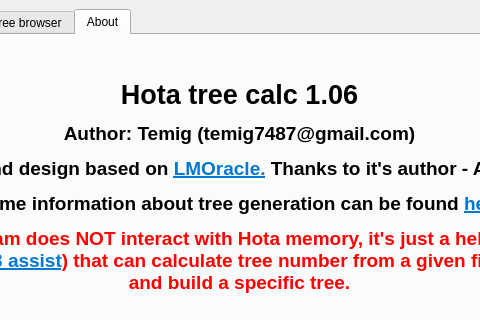
This is tree_calc.ui in temig74/HotaTreeCalc as Qt 5 draws it before an edit; both pictures show x 260 to 740 and y 0 to 320 of the 875 by 700 pixel window. The edited form follows.
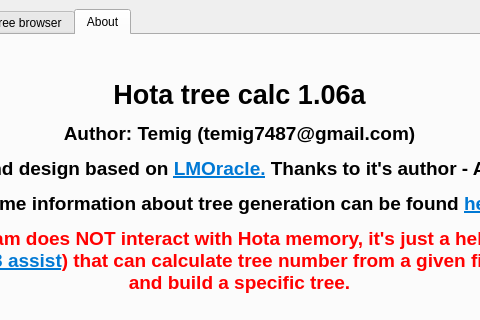
This is the edited form. The open tabs and pages were chosen to show the change.

Diff of the .ui file:
```diff
--- a/tree_calc.ui
+++ b/tree_calc.ui
@@ -1776,7 +1776,7 @@
 li.unchecked::marker { content: &quot;\2610&quot;; }
 li.checked::marker { content: &quot;\2612&quot;; }
 &lt;/style&gt;&lt;/head&gt;&lt;body style=&quot; font-family:'Segoe UI'; font-size:14pt; font-weight:700; font-style:normal;&quot;&gt;
-&lt;p align=&quot;center&quot; style=&quot; margin-top:12px; margin-bottom:12px; margin-left:0px; margin-right:0px; -qt-block-indent:0; text-indent:0px;&quot;&gt;&lt;span style=&quot; font-size:20pt;&quot;&gt;Hota tree calc 1.06&lt;/span&gt;&lt;/p&gt;
+&lt;p align=&quot;center&quot; style=&quot; margin-top:12px; margin-bottom:12px; margin-left:0px; margin-right:0px; -qt-block-indent:0; text-indent:0px;&quot;&gt;&lt;span style=&quot; font-size:20pt;&quot;&gt;Hota tree calc 1.06a&lt;/span&gt;&lt;/p&gt;
 &lt;p align=&quot;center&quot; style=&quot; margin-top:12px; margin-bottom:12px; margin-left:0px; margin-right:0px; -qt-block-indent:0; text-indent:0px;&quot;&gt;Author: Temig (temig7487@gmail.com)&lt;/p&gt;
 &lt;p align=&quot;center&quot; style=&quot; margin-top:12px; margin-bottom:12px; margin-left:0px; margin-right:0px; -qt-block-indent:0; text-indent:0px;&quot;&gt;Idea and design based on &lt;a href=&quot;https://handbookhmm.ru/forum/viewtopic.php?f=8&amp;amp;t=42&quot;&gt;&lt;span style=&quot; text-decoration: underline; color:#0078d4;&quot;&gt;LMOracle.&lt;/span&gt;&lt;/a&gt; Thanks to it's author - AlexSpl&lt;/p&gt;
 &lt;p align=&quot;center&quot; style=&quot; margin-top:12px; margin-bottom:12px; margin-left:0px; margin-right:0px; -qt-block-indent:0; text-indent:0px;&quot;&gt;Some information about tree generation can be found &lt;a href=&quot;http://heroescommunity.com/viewthread.php3?TID=17812&amp;amp;pagenumber=12&quot;&gt;&lt;span style=&quot; text-decoration: underline; color:#0078d4;&quot;&gt;here&lt;/span&gt;&lt;/a&gt;&lt;/p&gt;
```
Left out of the diff: 2 changed lines with no effect on the pictures.
